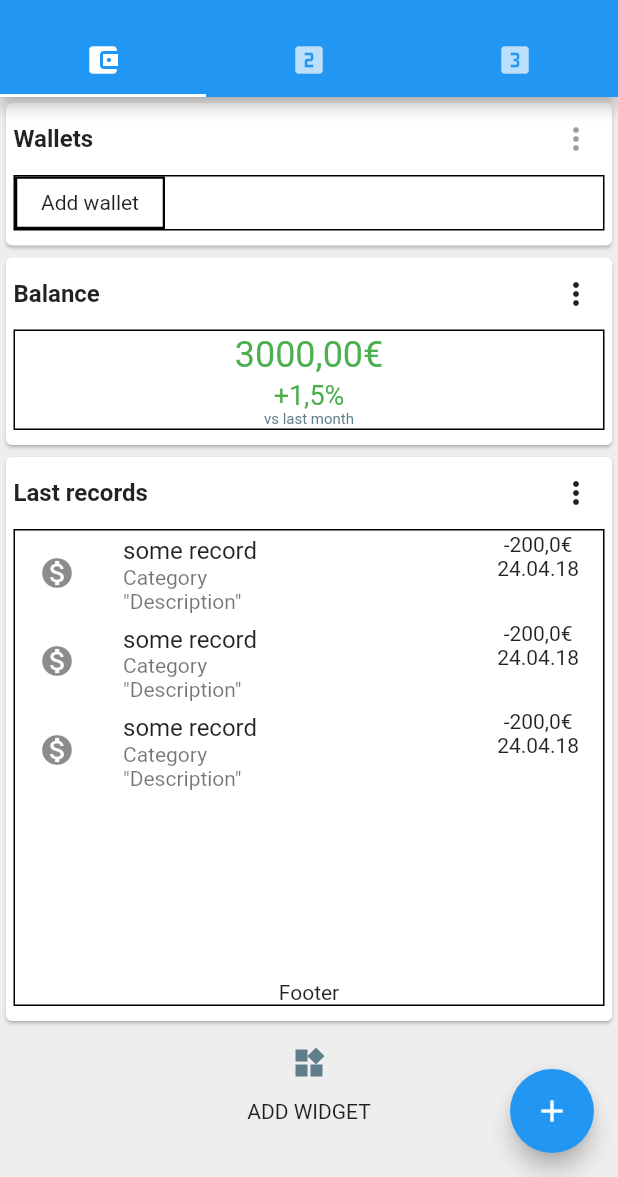
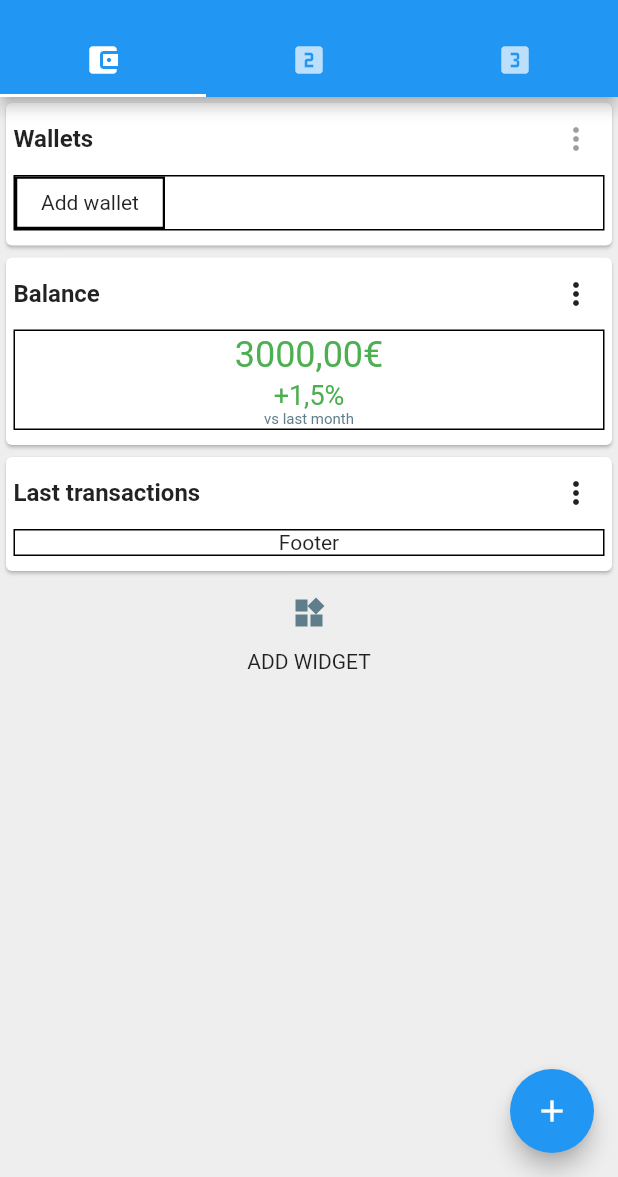
Before and after one commit to kapitalist-app/app, a Flutter app: the MainPage screen opened by its route, on a phone screen of 412 x 824 dp, the part 59-1236 px from its top. Run offline on Flutter 3.47's test engine with Material 2 defaults, Android fonts, the phone set to English and light mode, and no system bars; our stand-ins replace built_collection, built_value, charts_flutter, flutter_redux, redux, shared_preferences; missing offline and left inert: key_value_store, key_value_store_flutter; accounts and stored records are empty; generated files the repository leaves out were written again.

Commit message:
[FEAT] Implement LastTransactionsCard and fetch Transactions on start

```diff
--- a/lib/models/api/transaction_response.dart
+++ b/lib/models/api/transaction_response.dart
@@ -40,6 +40,10 @@ abstract class TransactionResponse
         TransactionResponse.serializer, json.decode(jsonString));
   }
 
+  static TransactionResponse fromMap(Map map) {
+    return serializers.deserializeWith(TransactionResponse.serializer, map);
+  }
+
   static Serializer<TransactionResponse> get serializer =>
       _$transactionResponseSerializer;
 }
--- a/lib/redux/transaction/actions.dart
+++ b/lib/redux/transaction/actions.dart
@@ -15,8 +15,10 @@ class TransactionCreatedAction {
   TransactionCreatedAction({@required this.response});
 }
 
-/*class TransactionsUpdatedAction {
+class RefreshTransactionsAction {}
+
+class TransactionsUpdatedAction {
   final List<TransactionResponse> response;
 
   TransactionsUpdatedAction({@required this.response});
-}*/
+}
--- a/lib/ui/cards/cards.dart
+++ b/lib/ui/cards/cards.dart
@@ -2,5 +2,5 @@ export 'balance_card.dart';
 export 'balance_chart_card.dart';
 export 'card_title.dart';
 export 'kapitalist_card.dart';
-export 'last_records_card.dart';
+export 'last_transactions_card.dart';
 export 'wallets_card.dart';
--- a/lib/ui/cards/last_records_card.dart
+++ /dev/null
@@ -1,61 +0,0 @@
-import 'package:flutter/material.dart';
-
-import 'package:kapitalist/ui/cards/card_title.dart';
-import 'package:kapitalist/ui/cards/kapitalist_card.dart';
-
-class LastRecordsCard extends StatelessWidget {
-  @override
-  Widget build(BuildContext context) {
-    return new KapitalistCard(
-      title: CardTitle(
-        title: 'Last records',
-        onPressed: () {},
-      ),
-      child: Column(
-        children: <Widget>[
-          SizedBox.fromSize(
-            size: const Size.fromHeight(300.0),
-            child: Column(
-              children: <Widget>[
-                ListTile(
-                  leading: const Icon(Icons.monetization_on),
-                  title: Text('some record'),
-                  subtitle: Text('Category\n"Description"'),
-                  trailing: Column(
-                    children: <Widget>[
-                      Text('-200,0€'),
-                      Text('24.04.18'),
-                    ],
-                  ),
-                ),
-                ListTile(
-                  leading: const Icon(Icons.monetization_on),
-                  title: Text('some record'),
-                  subtitle: Text('Category\n"Description"'),
-                  trailing: Column(
-                    children: <Widget>[
-                      Text('-200,0€'),
-                      Text('24.04.18'),
-                    ],
-                  ),
-                ),
-                ListTile(
-                  leading: const Icon(Icons.monetization_on),
-                  title: Text('some record'),
-                  subtitle: Text('Category\n"Description"'),
-                  trailing: Column(
-                    children: <Widget>[
-                      Text('-200,0€'),
-                      Text('24.04.18'),
-                    ],
-                  ),
-                ),
-              ],
-            ),
-          ),
-          Text('Footer'),
-        ],
-      ),
-    );
-  }
-}
--- /dev/null
+++ b/lib/ui/cards/last_transactions_card.dart
@@ -0,0 +1,53 @@
+import 'package:flutter/material.dart';
+import 'package:flutter_redux/flutter_redux.dart';
+
+import 'package:kapitalist/models/transaction.dart';
+import 'package:kapitalist/models/wallet.dart';
+import 'package:kapitalist/redux/state.dart';
+import 'package:kapitalist/ui/cards/card_title.dart';
+import 'package:kapitalist/ui/cards/kapitalist_card.dart';
+
+class LastTransactionsCard extends StatelessWidget {
+  bool _isFromActiveWallet(Transaction t, List<Wallet> wallets) =>
+      wallets.map((w) => w.id).contains(t.walletId);
+
+  Widget _buildTransactionTile(Transaction t) {
+    return ListTile(
+      leading: const Icon(Icons.monetization_on),
+      title: Text('Transaction'),
+      subtitle: Text('${t.categoryId}'),
+      trailing: Column(
+        children: <Widget>[
+          Text('${t.amount}€'),
+          Text('${t.timestamp.toLocal().day}.${t.timestamp.toLocal().month}.${t.timestamp.toLocal().year}'),
+        ],
+      ),
+    );
+  }
+
+  @override
+  Widget build(BuildContext context) {
+    return new KapitalistCard(
+      title: CardTitle(
+        title: 'Last transactions',
+        onPressed: () {},
+      ),
+      child: StoreConnector<AppState, AppState>(
+        converter: (store) => store.state,
+        builder: (ctx, state) {
+          final tx = state.transactionState.transactions
+              .where((t) => _isFromActiveWallet(t, state.walletState.wallets))
+              .toList();
+          tx.sort((a, b) => a.timestamp.compareTo(b.timestamp));
+
+          final children = tx.take(5).map(_buildTransactionTile).toList();
+          children.add(Text('Footer'));
+
+          return Column(
+            children: children,
+          );
+        },
+      ),
+    );
+  }
+}
--- a/lib/ui/cards/wallets_card.dart
+++ b/lib/ui/cards/wallets_card.dart
@@ -29,7 +29,8 @@ class WalletsCard extends StatelessWidget {
               ),
             ],
           );
-          }),
+        },
+      ),
     );
   }
 
--- a/lib/ui/tabpages/account_tab_page.dart
+++ b/lib/ui/tabpages/account_tab_page.dart
@@ -10,7 +10,7 @@ class AccountTabPage extends StatelessWidget {
         WalletsCard(),
         BalanceCard(),
         //BalanceChartCard(),
-        LastRecordsCard(),
+        LastTransactionsCard(),
         Column(
           children: <Widget>[
             IconButton(
```
Also changed, not shown: lib/api/kapitalist_api.dart (+10 -0 lines), lib/redux/transaction/middleware.dart (+7 -3 lines), lib/ui/pages/drawer_page.dart (+7 -0 lines). Lines whose indentation alone changed are shown as unchanged.
